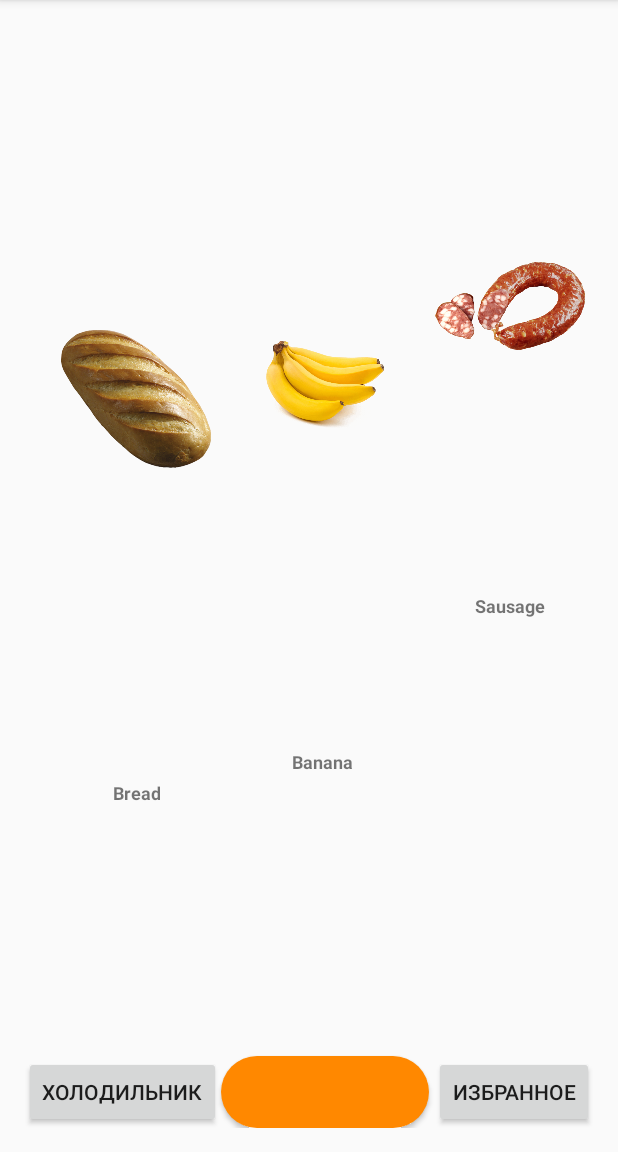
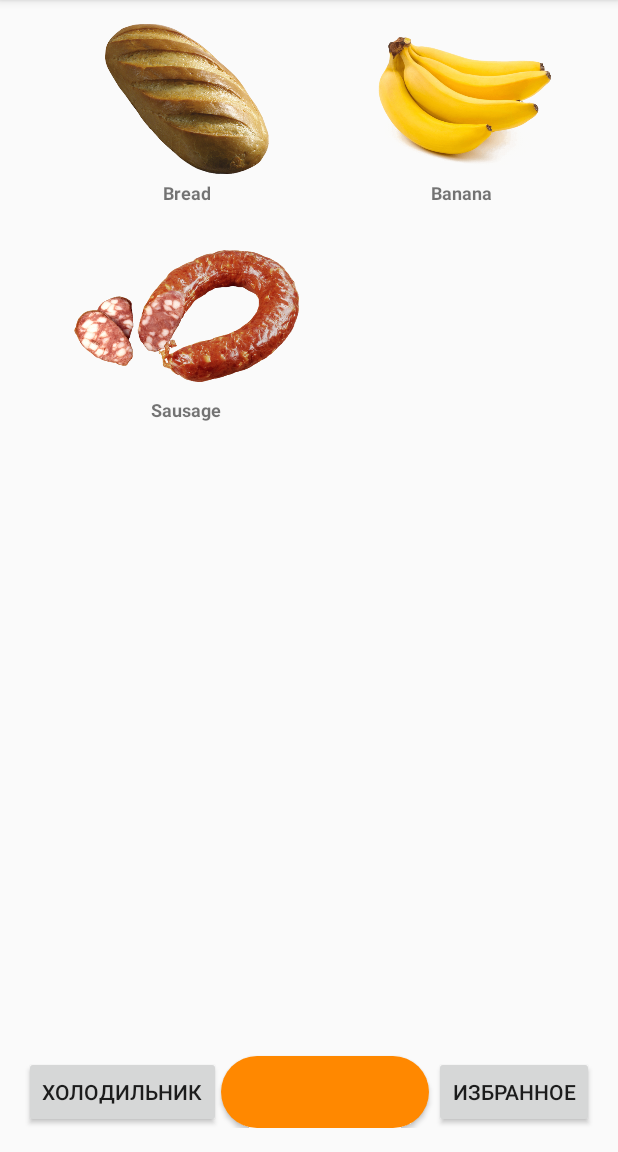
Before and after one commit to danil2009-97/NyamNyam, an Android app: the screen it shows after launch (MainActivity), on a phone screen of 412 x 824 dp, the part 84-1236 px from its top. Run offline under Robolectric (Android 15) with nearby library versions, the phone set to English and light mode, and no system bars.

Commit message:
Minor fixes.

```diff
--- a/app/src/main/res/layout/activity_main.xml
+++ b/app/src/main/res/layout/activity_main.xml
@@ -43,7 +43,7 @@
         android:id="@+id/gridview"
         android:layout_width="match_parent"
         android:layout_height="match_parent"
-        android:columnWidth="100dp"
+        android:columnWidth="150dp"
         android:gravity="center"
         android:horizontalSpacing="10dp"
         android:numColumns="auto_fit"
--- a/app/src/main/res/layout/linearlayout_product.xml
+++ b/app/src/main/res/layout/linearlayout_product.xml
@@ -5,12 +5,11 @@
     android:layout_height="match_parent"
     android:gravity="center"
     android:orientation="vertical">
-    android:gravity="center"
-    >
+
 
     <FrameLayout
         android:layout_width="wrap_content"
-        android:layout_height="wrap_content">
+        android:layout_height="100dp">
 
         <ImageView
             android:id="@+id/imageViewCoverArt"
```
